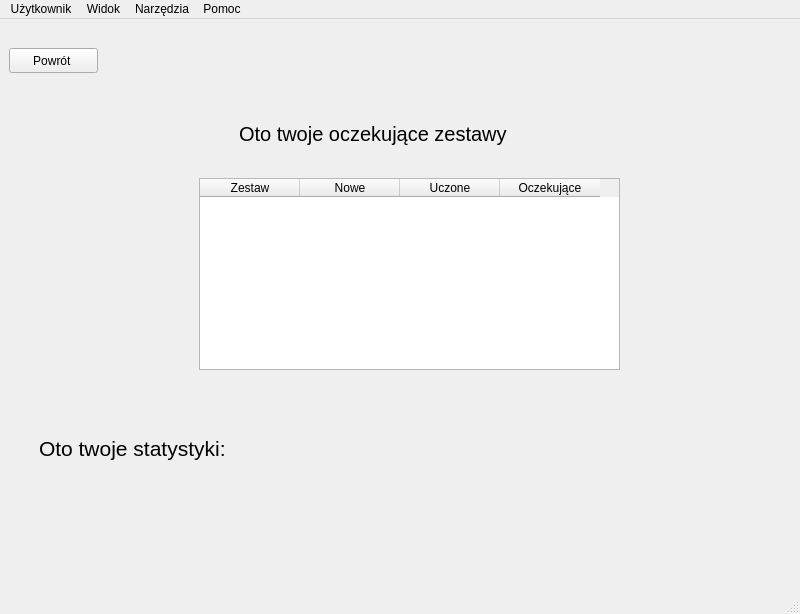
Above: src/qt_ui/mainwindow.ui from Michalmo12345/FlashcardQTApp before the change. Below: the same form after it.
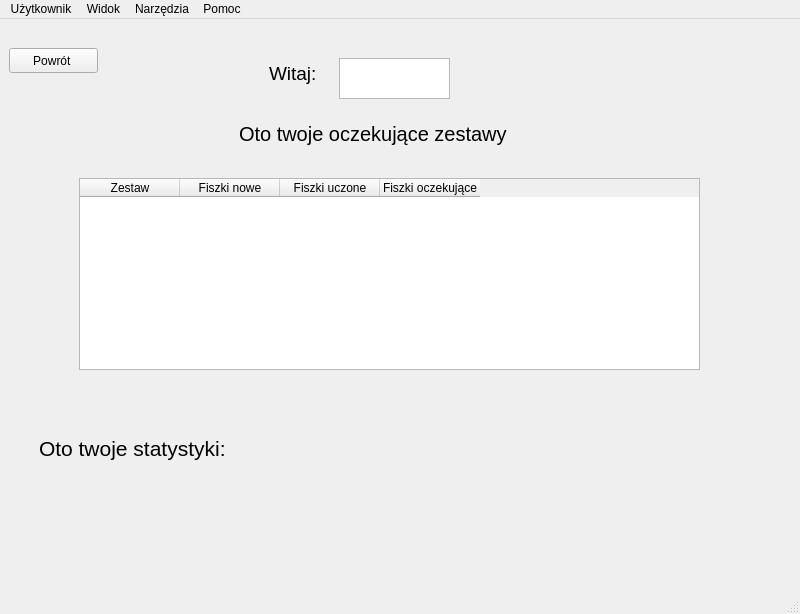
That is the form after the change.

Commit message: Add function in main widnow for repeating functionality

```diff
--- a/src/qt_ui/mainwindow.ui
+++ b/src/qt_ui/mainwindow.ui
@@ -563,9 +563,9 @@
        <widget class="QTableWidget" name="tableWidget">
         <property name="geometry">
          <rect>
-          <x>190</x>
+          <x>70</x>
           <y>150</y>
-          <width>421</width>
+          <width>621</width>
           <height>192</height>
          </rect>
         </property>
@@ -576,20 +576,51 @@
         </column>
         <column>
          <property name="text">
-          <string>Nowe</string>
+          <string>Fiszki nowe</string>
          </property>
         </column>
         <column>
          <property name="text">
-          <string>Uczone</string>
+          <string>Fiszki uczone</string>
          </property>
         </column>
         <column>
          <property name="text">
-          <string>Oczekujące</string>
+          <string>Fiszki oczekujące</string>
          </property>
         </column>
        </widget>
+       <widget class="QTextEdit" name="usernameLabel">
+        <property name="geometry">
+         <rect>
+          <x>330</x>
+          <y>30</y>
+          <width>111</width>
+          <height>41</height>
+         </rect>
+        </property>
+        <property name="textInteractionFlags">
+         <set>Qt::NoTextInteraction</set>
+        </property>
+       </widget>
+       <widget class="QLabel" name="label">
+        <property name="geometry">
+         <rect>
+          <x>260</x>
+          <y>30</y>
+          <width>67</width>
+          <height>31</height>
+         </rect>
+        </property>
+        <property name="font">
+         <font>
+          <pointsize>14</pointsize>
+         </font>
+        </property>
+        <property name="text">
+         <string>Witaj: </string>
+        </property>
+       </widget>
       </widget>
       <widget class="QWidget" name="page_5">
        <widget class="QListWidget" name="dbSetsList2">
```
The commit also changes 2 other files.
